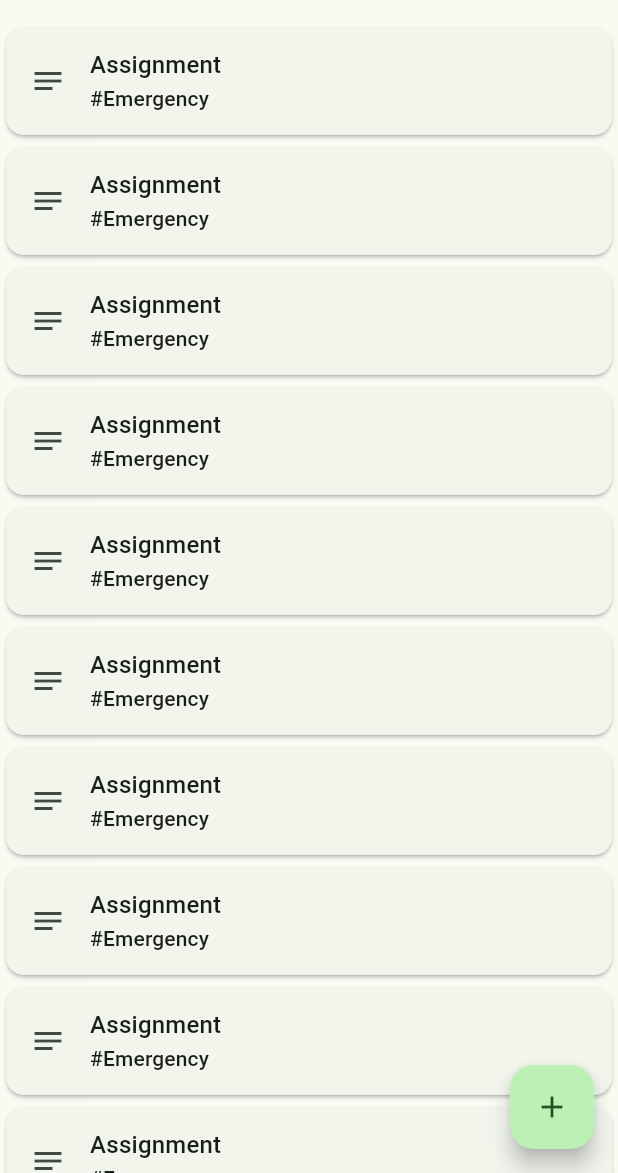
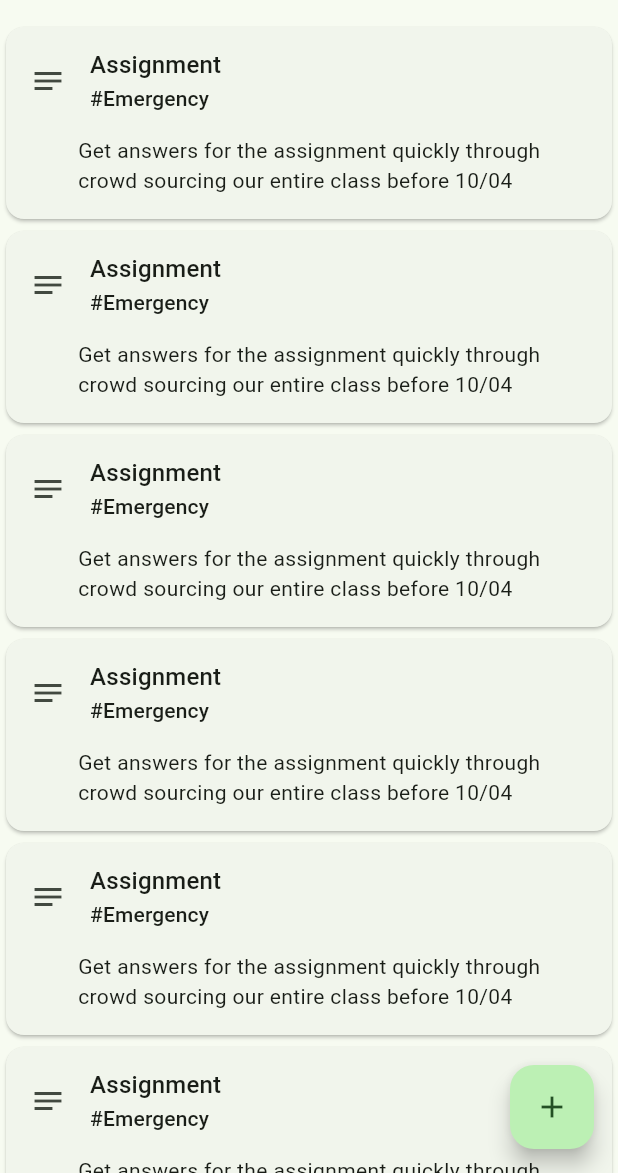
Before and after one commit to nijuyonkadesu/notes-flutter, a Flutter app: the screen it shows after launch, on a phone screen of 412 x 824 dp, the part 63-1236 px from its top. Run offline on Flutter 3.47's test engine with Material 2 defaults, Android fonts, the phone set to English and light mode, and no system bars.

Commit message:
Add Content Padding

```diff
--- a/lib/single_note.dart
+++ b/lib/single_note.dart
@@ -26,7 +26,14 @@ class _SingleNoteState extends State<SingleNote> {
             subtitle: Text("#$contentHashTag"),
             titleTextStyle: Theme.of(context).textTheme.titleMedium,
             subtitleTextStyle:Theme.of(context).textTheme.titleSmall,
-          )
+          ),
+          Container(
+            padding: EdgeInsets.fromLTRB(48.0, 0, 8.0, 16.0),
+            child: Text(
+                content,
+                style: Theme.of(context).textTheme.bodyMedium
+            ),
+          ),
         ],
       ),
     );
```
